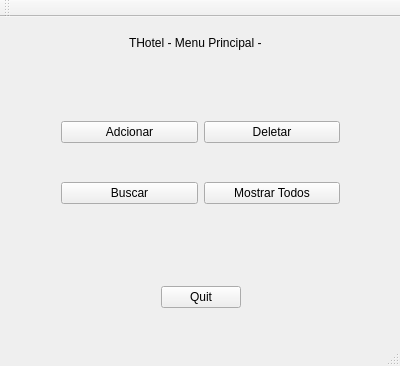
First picture: the form in Projeto01/mainwindow.ui, repository lFonsec/cc4651_datastructure, before the edit.
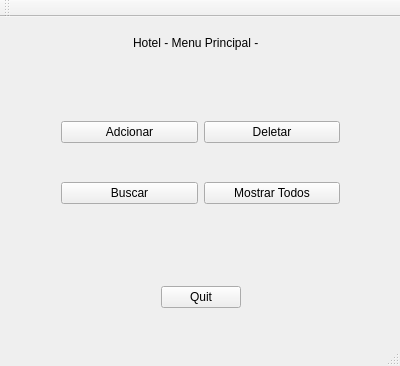
Second picture: the form after the edit.

What changed in the file:
```diff
--- a/Projeto01/mainwindow.ui
+++ b/Projeto01/mainwindow.ui
@@ -125,7 +125,7 @@
      <item>
       <widget class="QLabel" name="label">
        <property name="text">
-        <string>THotel - Menu Principal -</string>
+        <string>Hotel - Menu Principal -</string>
        </property>
       </widget>
      </item>
```
